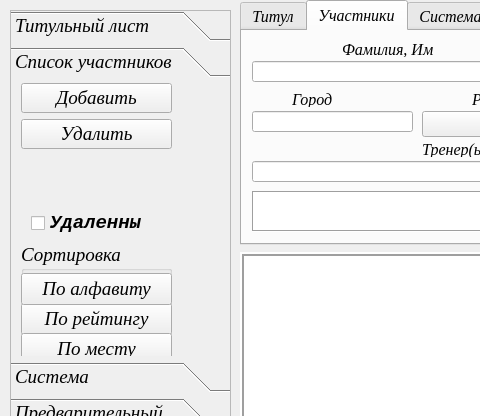
Qt form main_window.ui (Kaspar0810/Competitions_TT_SQL) before a commit; both pictures show x 0 to 480 and y 0 to 416 of the 1396 by 698 pixel window.
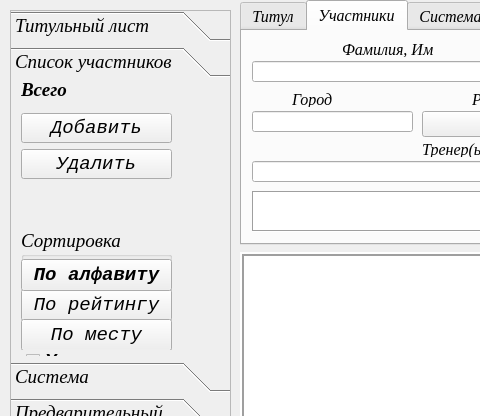
The same form after that commit.

Commit message: подсчитывает кол-во игроков после удаления или восстановления

The edit to the form file:
```diff
--- a/main_window.ui
+++ b/main_window.ui
@@ -3015,14 +3015,25 @@
       <property name="geometry">
        <rect>
         <x>10</x>
-        <y>160</y>
+        <y>146</y>
         <width>151</width>
         <height>121</height>
        </rect>
       </property>
+      <property name="font">
+       <font>
+        <italic>true</italic>
+       </font>
+      </property>
       <property name="title">
        <string>Сортировка</string>
       </property>
+      <property name="flat">
+       <bool>false</bool>
+      </property>
+      <property name="checkable">
+       <bool>false</bool>
+      </property>
       <widget class="QPushButton" name="Button_sort_R">
        <property name="geometry">
         <rect>
@@ -3032,6 +3043,11 @@
          <height>32</height>
         </rect>
        </property>
+       <property name="font">
+        <font>
+         <family>Courier New</family>
+        </font>
+       </property>
        <property name="text">
         <string>По рейтингу</string>
        </property>
@@ -3045,6 +3061,13 @@
          <height>32</height>
         </rect>
        </property>
+       <property name="font">
+        <font>
+         <family>Courier New</family>
+         <weight>75</weight>
+         <bold>true</bold>
+        </font>
+       </property>
        <property name="text">
         <string>По алфавиту</string>
        </property>
@@ -3058,6 +3081,11 @@
          <height>32</height>
         </rect>
        </property>
+       <property name="font">
+        <font>
+         <family>Courier New</family>
+        </font>
+       </property>
        <property name="text">
         <string>По месту</string>
        </property>
@@ -3067,7 +3095,7 @@
       <property name="geometry">
        <rect>
         <x>10</x>
-        <y>0</y>
+        <y>30</y>
         <width>151</width>
         <height>66</height>
        </rect>
@@ -3075,6 +3103,12 @@
       <layout class="QVBoxLayout" name="verticalLayout_2">
        <item>
         <widget class="QPushButton" name="Button_add_edit_player">
+         <property name="font">
+          <font>
+           <family>Courier New</family>
+           <italic>true</italic>
+          </font>
+         </property>
          <property name="text">
           <string>Добавить</string>
          </property>
@@ -3082,6 +3116,12 @@
        </item>
        <item>
         <widget class="QPushButton" name="Button_del_player">
+         <property name="font">
+          <font>
+           <family>Courier New</family>
+           <italic>true</italic>
+          </font>
+         </property>
          <property name="text">
           <string>Удалить</string>
          </property>
@@ -3092,8 +3132,8 @@
      <widget class="QCheckBox" name="checkBox_6">
       <property name="geometry">
        <rect>
-        <x>20</x>
-        <y>130</y>
+        <x>15</x>
+        <y>268</y>
         <width>111</width>
         <height>20</height>
        </rect>
@@ -3113,6 +3153,28 @@
        <bool>true</bool>
       </property>
      </widget>
+     <widget class="QLabel" name="label_46">
+      <property name="geometry">
+       <rect>
+        <x>10</x>
+        <y>-9</y>
+        <width>191</width>
+        <height>31</height>
+       </rect>
+      </property>
+      <property name="font">
+       <font>
+        <family>Times New Roman</family>
+        <pointsize>14</pointsize>
+        <weight>75</weight>
+        <italic>true</italic>
+        <bold>true</bold>
+       </font>
+      </property>
+      <property name="text">
+       <string>Всего</string>
+      </property>
+     </widget>
     </widget>
     <widget class="QWidget" name="page_6">
      <property name="geometry">
```
Left out of the diff: 20 changed lines with no effect on the pictures. The commit also changes 2 other files.
